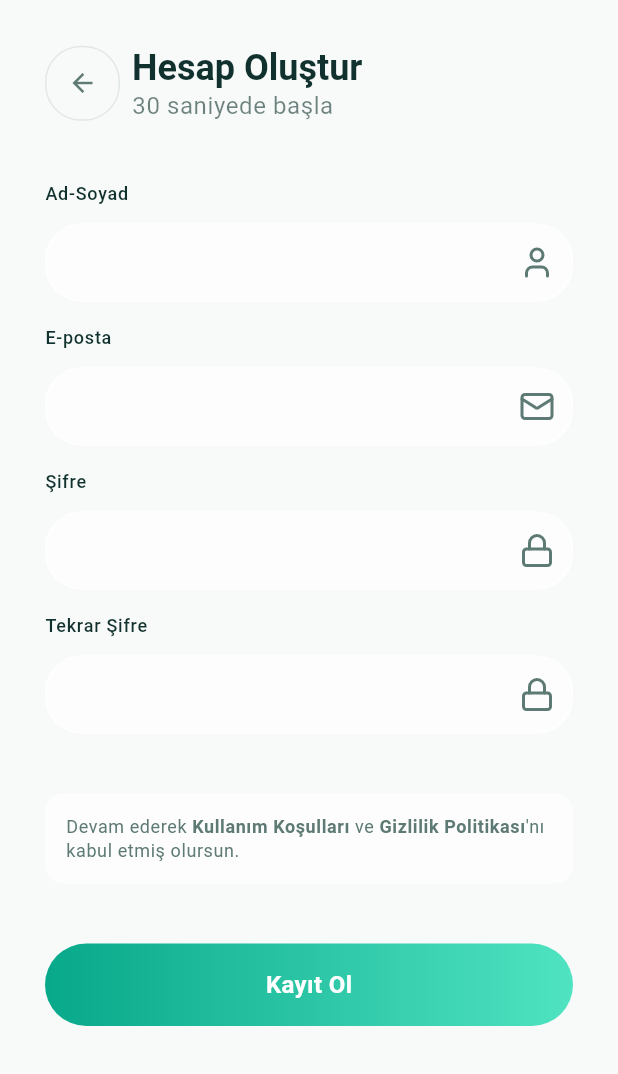
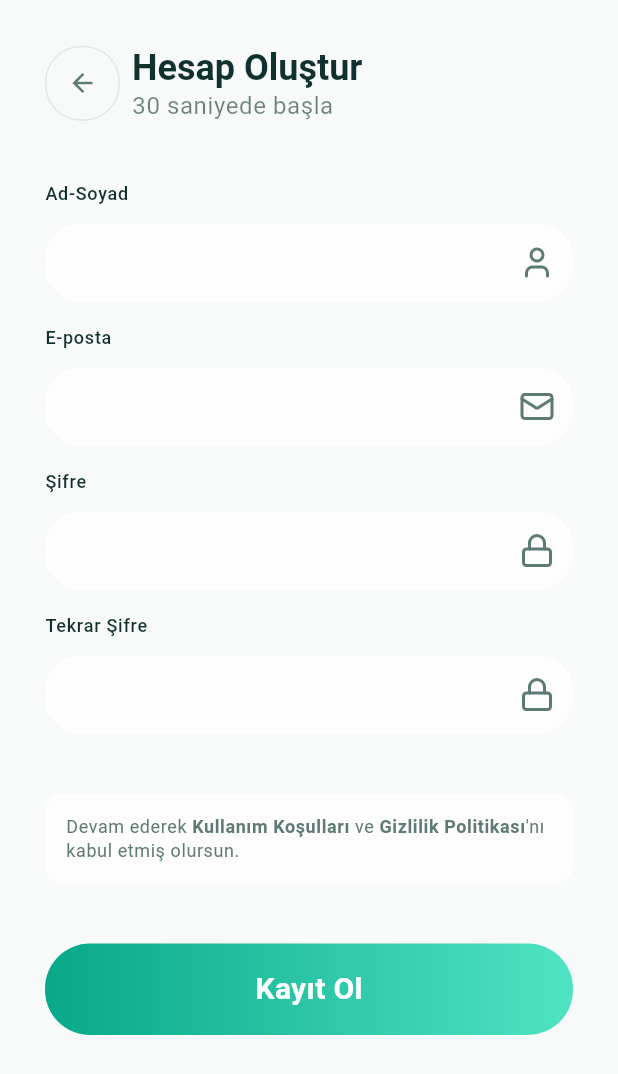
Before and after one commit to Fiaxus/harcama_takip_uygulamasi, a Flutter app: the screen it shows after launch, after a tap on "Giriş Yap", after a tap on "Hesabın yok mu? Kayıt Ol", on a phone screen of 412 x 824 dp. Shown: the top 1074 px of the screen. Run offline on Flutter 3.47's test engine with Material 3 defaults, Android fonts, the phone set to English and light mode, and no system bars; our stand-ins replace firebase_auth, firebase_core, flutter_bloc, flutter_lucide, go_router; accounts and stored records are empty.

Commit message:
Login Ekranı Firebase Authentication'a bağlandı

```diff
--- a/lib/screens/auth/login_screen.dart
+++ b/lib/screens/auth/login_screen.dart
@@ -1,5 +1,8 @@
 import 'package:flutter/material.dart';
+import 'package:flutter_bloc/flutter_bloc.dart';
 import 'package:go_router/go_router.dart';
+import 'package:harcama_takip_uygulamasi/blocs/auth/auth_cubit.dart';
+import 'package:harcama_takip_uygulamasi/blocs/auth/auth_state.dart';
 import 'package:harcama_takip_uygulamasi/widgets/app_gradient_button.dart';
 import 'package:harcama_takip_uygulamasi/widgets/app_text_field.dart';
 import 'package:flutter_lucide/flutter_lucide.dart';
@@ -18,6 +21,17 @@ class _LoginScreenState extends State<LoginScreen> {
 
   @override
   Widget build(BuildContext context) {
+    return BlocConsumer<AuthCubit, AuthState>(
+      listener: (context, state) {
+        if (state is AuthSuccess) {
+          context.go('/home');
+        } else if (state is AuthError) {
+          ScaffoldMessenger.of(context)
+              .showSnackBar(SnackBar(content: Text(state.message)));
+        }
+      },
+
+      builder: (context, state) {
         return Scaffold(
           body: Padding(
             padding: EdgeInsets.all(30),
@@ -31,7 +45,10 @@ class _LoginScreenState extends State<LoginScreen> {
                     CircleAvatar(
                       radius: 28,
                       backgroundColor: Theme.of(context).colorScheme.primary,
-                  child: const Icon(LucideIcons.wallet, color: Colors.white),
+                      child: const Icon(
+                        LucideIcons.wallet,
+                        color: Colors.white,
+                      ),
                     ),
                     const SizedBox(height: 28),
                     Text(
@@ -98,7 +115,10 @@ class _LoginScreenState extends State<LoginScreen> {
                       fontSize: 20,
                       onPressed: () {
                         if (formKey.currentState!.validate()) {
-                      debugPrint('Form Geçerli!');
+                          context.read<AuthCubit>().signIn(
+                            email: emailController.text,
+                            password: passwordController.text,
+                          );
                         }
                       },
                     ),
@@ -129,18 +149,20 @@ class _LoginScreenState extends State<LoginScreen> {
                     const SizedBox(height: 20),
                     SizedBox(
                       width: double.infinity,
-                  child: OutlinedButton.icon(
+                      child: OutlinedButton(
                         onPressed: () {
                           // Google ile giriş ekle
                         },
                         style: OutlinedButton.styleFrom(
                           padding: const EdgeInsets.symmetric(vertical: 14),
-                      foregroundColor: Theme.of(context).colorScheme.onSurface,
+                          foregroundColor: Theme.of(context)
+                              .colorScheme
+                              .onSurface,
                           shape: RoundedRectangleBorder(
-                        borderRadius: BorderRadiusGeometry.circular(30),
+                            borderRadius: BorderRadius.circular(30),
                           ),
                         ),
-                    label: const Text(
+                        child: const Text(
                           'Google ile devam et',
                           style: TextStyle(fontSize: 24),
                         ),
@@ -164,6 +186,8 @@ class _LoginScreenState extends State<LoginScreen> {
             ),
           ),
         );
+      },
+    );
   }
 
   @override
--- a/lib/screens/auth/register_screen.dart
+++ b/lib/screens/auth/register_screen.dart
@@ -182,6 +182,7 @@ class _RegisterScreenState extends State<RegisterScreen> {
                       const SizedBox(height: 40),
                       AppGradientButton(
                         label: 'Kayıt Ol',
+                        fontSize: 20,
                         onPressed: () {
                           if (formKey.currentState!.validate()) {
                             context.read<AuthCubit>().signUp(
```
Lines whose indentation alone changed are shown as unchanged.
